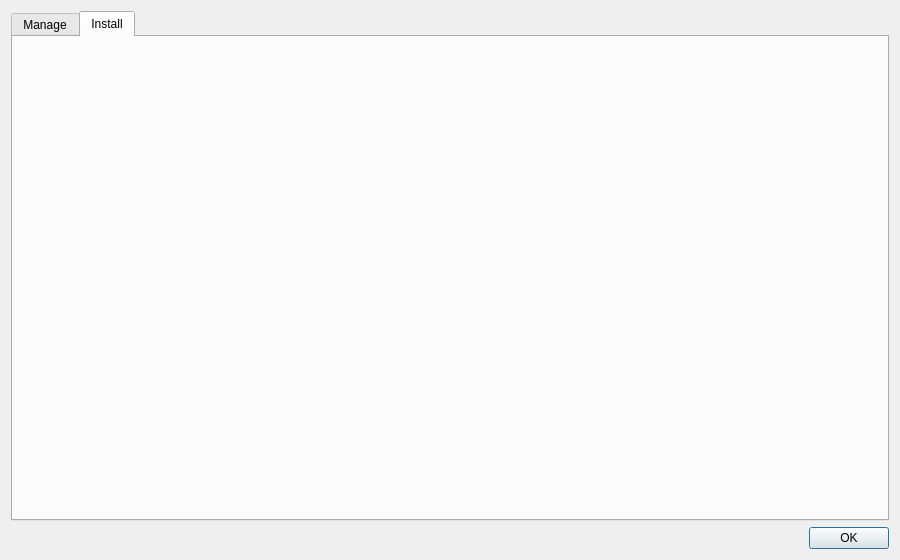
botfatherio/botfather, file botfather/gui/scriptmanager/scriptmanagerdialog.ui: the form before one commit.
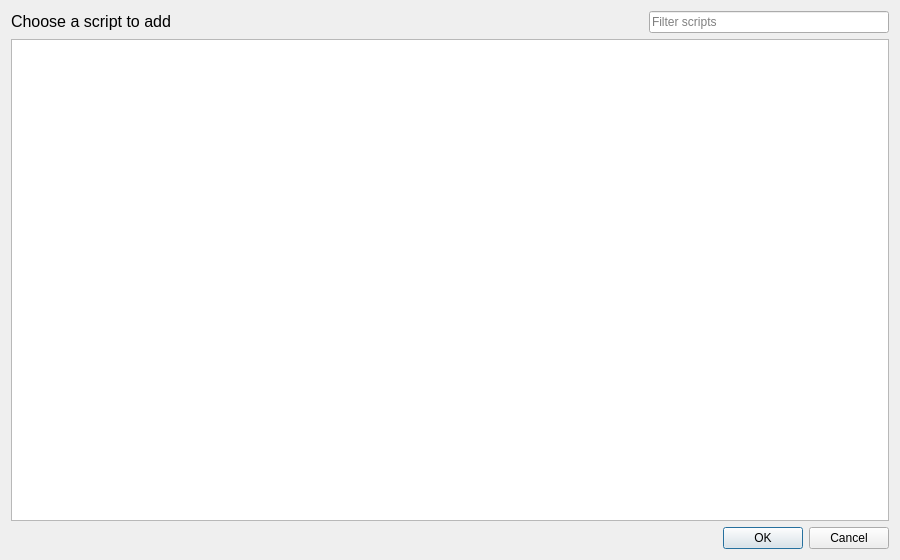
The form after the commit. The open tabs and pages were chosen to show the change.

Commit message: Migrate what used to be the script manage view into a new main window

Patch:
```diff
--- a/botfather/gui/scriptmanager/scriptmanagerdialog.ui
+++ b/botfather/gui/scriptmanager/scriptmanagerdialog.ui
@@ -15,54 +15,98 @@
   </property>
   <layout class="QVBoxLayout" name="verticalLayout">
    <item>
-    <widget class="QTabWidget" name="tabWidget">
-     <property name="currentIndex">
-      <number>0</number>
-     </property>
-     <widget class="QWidget" name="manage_tab">
-      <attribute name="title">
-       <string>Manage</string>
-      </attribute>
-      <layout class="QVBoxLayout" name="verticalLayout_3">
-       <property name="leftMargin">
-        <number>0</number>
+    <layout class="QHBoxLayout" name="horizontalLayout">
+     <item>
+      <widget class="QLabel" name="label">
+       <property name="text">
+        <string>&lt;html&gt;&lt;head/&gt;&lt;body&gt;&lt;p&gt;&lt;span style=&quot; font-size:12pt;&quot;&gt;Choose a script to add&lt;/span&gt;&lt;/p&gt;&lt;/body&gt;&lt;/html&gt;</string>
        </property>
-       <property name="topMargin">
-        <number>0</number>
+      </widget>
+     </item>
+     <item>
+      <spacer name="horizontalSpacer">
+       <property name="orientation">
+        <enum>Qt::Horizontal</enum>
        </property>
-       <property name="rightMargin">
-        <number>0</number>
+       <property name="sizeHint" stdset="0">
+        <size>
+         <width>40</width>
+         <height>20</height>
+        </size>
        </property>
-       <property name="bottomMargin">
-        <number>0</number>
+      </spacer>
+     </item>
+     <item>
+      <widget class="QLineEdit" name="filter">
+       <property name="sizePolicy">
+        <sizepolicy hsizetype="Preferred" vsizetype="Preferred">
+         <horstretch>0</horstretch>
+         <verstretch>0</verstretch>
+        </sizepolicy>
        </property>
-      </layout>
-     </widget>
-     <widget class="QWidget" name="install_tab">
-      <attribute name="title">
-       <string>Install</string>
-      </attribute>
-      <layout class="QVBoxLayout" name="verticalLayout_2">
-       <property name="leftMargin">
-        <number>0</number>
+       <property name="minimumSize">
+        <size>
+         <width>240</width>
+         <height>0</height>
+        </size>
        </property>
-       <property name="topMargin">
-        <number>0</number>
+       <property name="placeholderText">
+        <string>Filter scripts</string>
        </property>
-       <property name="rightMargin">
-        <number>0</number>
-       </property>
-       <property name="bottomMargin">
-        <number>0</number>
-       </property>
-      </layout>
-     </widget>
+      </widget>
+     </item>
+    </layout>
+   </item>
+   <item>
+    <widget class="QTableView" name="view">
+     <property name="editTriggers">
+      <set>QAbstractItemView::NoEditTriggers</set>
+     </property>
+     <property name="selectionMode">
+      <enum>QAbstractItemView::SingleSelection</enum>
+     </property>
+     <property name="selectionBehavior">
+      <enum>QAbstractItemView::SelectRows</enum>
+     </property>
+     <property name="sortingEnabled">
+      <bool>true</bool>
+     </property>
+     <property name="wordWrap">
+      <bool>false</bool>
+     </property>
+     <property name="cornerButtonEnabled">
+      <bool>false</bool>
+     </property>
+     <attribute name="horizontalHeaderCascadingSectionResizes">
+      <bool>true</bool>
+     </attribute>
+     <attribute name="horizontalHeaderDefaultSectionSize">
+      <number>200</number>
+     </attribute>
+     <attribute name="horizontalHeaderHighlightSections">
+      <bool>false</bool>
+     </attribute>
+     <attribute name="horizontalHeaderMinimumSectionSize">
+      <number>100</number>
+     </attribute>
+     <attribute name="horizontalHeaderStretchLastSection">
+      <bool>true</bool>
+     </attribute>
+     <attribute name="verticalHeaderCascadingSectionResizes">
+      <bool>true</bool>
+     </attribute>
+     <attribute name="verticalHeaderDefaultSectionSize">
+      <number>38</number>
+     </attribute>
+     <attribute name="verticalHeaderHighlightSections">
+      <bool>true</bool>
+     </attribute>
     </widget>
    </item>
    <item>
     <widget class="QDialogButtonBox" name="buttonBox">
      <property name="standardButtons">
-      <set>QDialogButtonBox::Ok</set>
+      <set>QDialogButtonBox::Cancel|QDialogButtonBox::Ok</set>
      </property>
      <property name="centerButtons">
       <bool>false</bool>
```
The commit also changes 23 other files.
